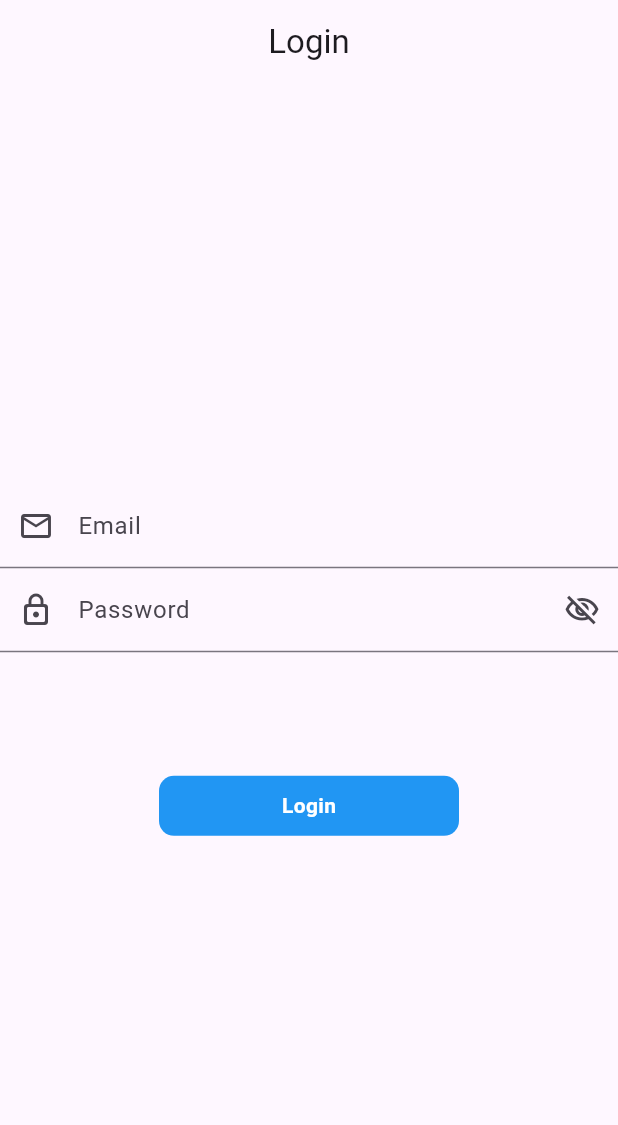
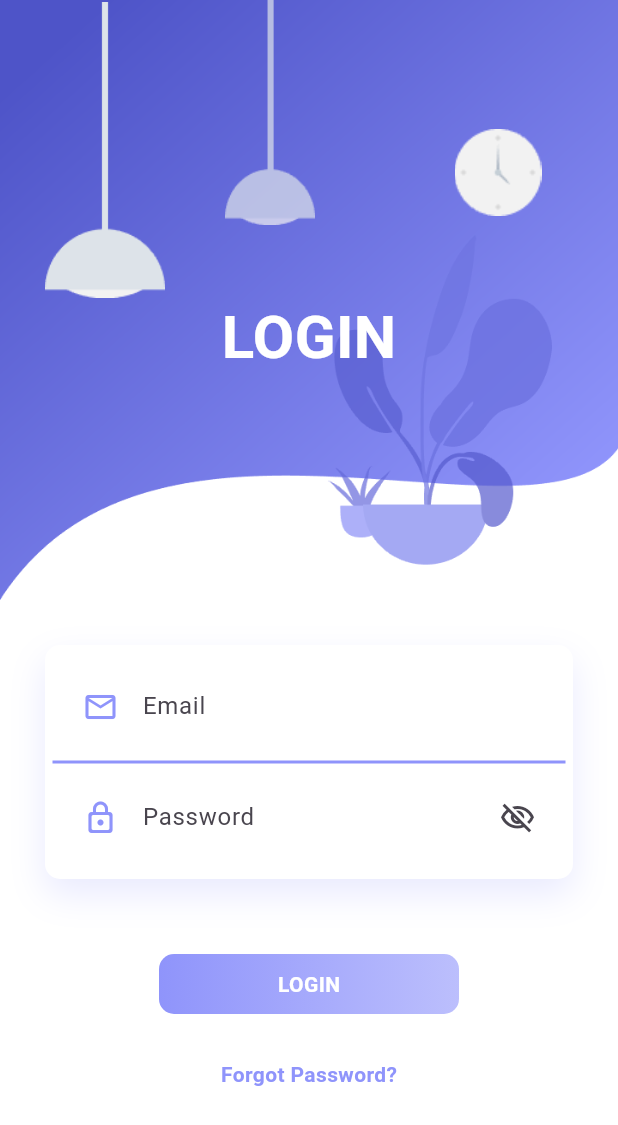
Before and after one commit to Apmehta01/MVVM2023_Flutter, a Flutter app: the screen it shows after launch, on a phone screen of 412 x 824 dp. Shown: the top 1125 px of the screen. Run offline on Flutter 3.47's test engine with Material 2 defaults, Android fonts, the light colour scheme and no system bars; our stand-ins replace another_flushbar, fluttertoast.

Commit message:
1) New Login Page UI Design.

```diff
--- a/lib/main.dart
+++ b/lib/main.dart
@@ -1,7 +1,6 @@
 import 'package:flutter/material.dart';
 import 'package:mydemomvvm/utils/routes/routes.dart';
 import 'package:mydemomvvm/utils/routes/routes_name.dart';
-import 'package:mydemomvvm/view/login_view.dart';
 
 void main() {
   runApp(const MyApp());
--- a/lib/res/components/round_button.dart
+++ b/lib/res/components/round_button.dart
@@ -21,9 +21,13 @@ class RoundButton extends StatelessWidget {
       child: Container(
         height: 40,
         width: 200,
-        decoration: BoxDecoration(color: AppColors.buttonColor,borderRadius: BorderRadius.circular(10)),
+        decoration: BoxDecoration(color: AppColors.buttonColor,
+            borderRadius: BorderRadius.circular(10),gradient: const LinearGradient(colors: [
+              Color.fromRGBO(143, 148, 251, 1),
+              Color.fromRGBO(143, 148, 251, .6),
+            ])),
         child: Center(
-          child: loading?const CircleAvatar():Text(title,style: const TextStyle(
+          child: loading?const CircleAvatar():Text(title.toUpperCase(),style: const TextStyle(
             color: AppColors.whiteColor,
             fontWeight: FontWeight.bold
           ),),
--- a/lib/utils/Constants.dart
+++ b/lib/utils/Constants.dart
@@ -14,4 +14,6 @@ class Constants {
   static const String EMAIL_EMPTY_ERROR="Please enter Email";
   static const String PASSWORD_EMPTY_ERROR="Please enter Password";
   static const String PASSWORD_LENGTH_ERROR="Please enter 6 digit password ";
+
+  static String FORGOT_PASSWORD="Forgot Password?";
 }
--- a/lib/utils/routes/routes.dart
+++ b/lib/utils/routes/routes.dart
@@ -1,4 +1,5 @@
 import 'package:flutter/material.dart';
+import 'package:mydemomvvm/test/homePage.dart';
 import 'package:mydemomvvm/utils/Constants.dart';
 import 'package:mydemomvvm/utils/routes/routes_name.dart';
 import 'package:mydemomvvm/view/home_screen.dart';
@@ -14,6 +15,9 @@ class Routes {
       case RoutesName.home:
         return MaterialPageRoute(
             builder: (BuildContext context) => const HomeScreen());
+      case RoutesName.homePage:
+        return MaterialPageRoute(
+            builder: (BuildContext context) => HomePage());
       default:
         return MaterialPageRoute(builder: (_) {
           return const Scaffold(
--- a/lib/utils/routes/routes_name.dart
+++ b/lib/utils/routes/routes_name.dart
@@ -2,4 +2,5 @@
 class RoutesName{
   static const String login='login_screen';
   static const String home='home_screen';
+  static const String homePage='home_page';
 }
--- a/lib/view/login_view.dart
+++ b/lib/view/login_view.dart
@@ -16,47 +16,92 @@ class _LoginViewState extends State<LoginView> {
 
   FocusNode emailFocusNode = FocusNode();
   FocusNode passwordFocusNode = FocusNode();
-  ValueNotifier<bool> obsecurePassword=ValueNotifier<bool>(true);
+  ValueNotifier<bool> obsecurePassword = ValueNotifier<bool>(true);
 
   @override
-  void dispose(){
+  void dispose() {
     super.dispose();
     emailController.dispose();
     passwordController.dispose();
     emailFocusNode.dispose();
     passwordFocusNode.dispose();
     obsecurePassword.dispose();
+  }
 
-  }
   @override
   Widget build(BuildContext context) {
-    final height=MediaQuery.of(context).size.height*1;
+    final height = MediaQuery.of(context).size.height * 1;
 
     return Scaffold(
-      appBar: AppBar(
-        title: Text(Constants.LOGIN_TITLE),
-        centerTitle: true,
+        backgroundColor: Colors.white,
+        body: SingleChildScrollView(
+          child: Container(
+            child: Column(
+              children: <Widget>[
+                headerDesign(),
+                Padding(
+                  padding: const EdgeInsets.all(30.0),
+                  child: Column(
+                    children: <Widget>[
+                      Container(
+                          padding: const EdgeInsets.all(5),
+                          decoration: BoxDecoration(
+                              color: Colors.white,
+                              borderRadius: BorderRadius.circular(10),
+                              boxShadow: [
+                                const BoxShadow(
+                                    color: Color.fromRGBO(143, 148, 251, .2),
+                                    blurRadius: 20.0,
+                                    offset: Offset(0, 10))
+                              ]),
+                          child: textFormFields()),
+                      const SizedBox(
+                        height: 50,
                       ),
-      body: SafeArea(
-        child: Column(
-          mainAxisAlignment: MainAxisAlignment.center,
-          crossAxisAlignment: CrossAxisAlignment.center,
-          children: [
-            TextFormField(
+                      downButton(),
+                      const SizedBox(
+                        height: 30,
+                      ),
+                      forgotPassword()
+                    ],
+                  ),
+                )
+              ],
+            ),
+          ),
+        ));
+  }
+
+  Widget textFormFields() {
+    return Column(
+      children: <Widget>[
+        Container(
+          padding: const EdgeInsets.all(8.0),
+          decoration: const BoxDecoration(
+              border: Border(
+                  bottom: BorderSide(
+                      color: Color.fromRGBO(143, 148, 251, 1), width: 2))),
+          child: TextFormField(
             controller: emailController,
             keyboardType: TextInputType.emailAddress,
             focusNode: emailFocusNode,
             decoration: InputDecoration(
+                border: InputBorder.none,
                 hintText: Constants.HINT_EMAIL,
                 labelText: Constants.HINT_EMAIL,
-                prefixIcon: const Icon(Icons.email_outlined),
-              ),
+                prefixIcon: const Icon(Icons.email_outlined,color: Color.fromRGBO(143, 148, 251, 1)),
+                hintStyle: TextStyle(color: Colors.grey[400])),
             onFieldSubmitted: (value) {
               UiUtils.fieldFocusChange(
                   context, emailFocusNode, passwordFocusNode);
             },
           ),
-            ValueListenableBuilder(valueListenable: obsecurePassword, builder: (context,value,child){
+        ),
+        Container(
+          padding: const EdgeInsets.all(8.0),
+          child: ValueListenableBuilder(
+              valueListenable: obsecurePassword,
+              builder: (context, value, child) {
                 return TextFormField(
                   controller: passwordController,
                   obscureText: value,
@@ -65,27 +110,102 @@ class _LoginViewState extends State<LoginView> {
                   decoration: InputDecoration(
                       hintText: Constants.HINT_PASSWORD,
                       labelText: Constants.HINT_PASSWORD,
-                      prefixIcon: const Icon(Icons.lock_outline_rounded),
+                      border: InputBorder.none,
+                      hintStyle: TextStyle(color: Colors.grey[400]),
+                      prefixIcon: const Icon(Icons.lock_outline_rounded,color: Color.fromRGBO(143, 148, 251, 1),),
                       suffixIcon: InkWell(
-                          onTap:(){
-                            obsecurePassword.value=!obsecurePassword.value;
+                          onTap: () {
+                            obsecurePassword.value = !obsecurePassword.value;
                           },
-                          child: Icon(obsecurePassword.value? Icons.visibility_off_outlined:Icons.visibility))),
+                          child: Icon(obsecurePassword.value
+                              ? Icons.visibility_off_outlined
+                              : Icons.visibility))),
                 );
               }),
-            SizedBox(height: height*.1 ,),
-            RoundButton(title: Constants.LOGIN_TITLE,onPress: (){
-              if(emailController.text.isEmpty){
-                UiUtils.flushBarError(Constants.EMAIL_EMPTY_ERROR, context);
-              }else if(passwordController.text.isEmpty){
-                UiUtils.flushBarError(Constants.PASSWORD_EMPTY_ERROR, context);
-              }else if(passwordController.text.length<6){
-                UiUtils.flushBarError(Constants.PASSWORD_LENGTH_ERROR, context);
+        )
+      ],
+    );
   }
-            },),
+
+  Widget headerDesign() {
+    return Container(
+      height: 400,
+      decoration: const BoxDecoration(
+          image: DecorationImage(
+              image: AssetImage('assets/images/background.png'),
+              fit: BoxFit.fill)),
+      child: Stack(
+        children: <Widget>[
+          Positioned(
+            left: 30,
+            width: 80,
+            height: 200,
+            child: Container(
+              decoration: const BoxDecoration(
+                  image: DecorationImage(
+                      image: AssetImage('assets/images/light-1.png'))),
+            ),
+          ),
+          Positioned(
+            left: 140,
+            width: 80,
+            height: 150,
+            child: Container(
+              decoration: const BoxDecoration(
+                  image: DecorationImage(
+                      image: AssetImage('assets/images/light-2.png'))),
+            ),
+          ),
+          Positioned(
+            right: 40,
+            top: 40,
+            width: 80,
+            height: 150,
+            child: Container(
+              decoration: const BoxDecoration(
+                  image: DecorationImage(
+                      image: AssetImage('assets/images/clock.png'))),
+            ),
+          ),
+          Positioned(
+            child: Container(
+              margin: const EdgeInsets.only(top: 50),
+              child: Center(
+                child: Text(
+                  Constants.LOGIN_TITLE.toUpperCase(),
+                  style: const TextStyle(
+                      color: Colors.white,
+                      fontSize: 40,
+                      fontWeight: FontWeight.bold),
+                ),
+              ),
+            ),
+          )
         ],
-        ),
       ),
     );
   }
+
+  Widget downButton() {
+    return RoundButton(
+      title: Constants.LOGIN_TITLE,
+      onPress: () {
+        if (emailController.text.isEmpty) {
+          UiUtils.flushBarError(Constants.EMAIL_EMPTY_ERROR, context);
+        } else if (passwordController.text.isEmpty) {
+          UiUtils.flushBarError(Constants.PASSWORD_EMPTY_ERROR, context);
+        } else if (passwordController.text.length < 6) {
+          UiUtils.flushBarError(Constants.PASSWORD_LENGTH_ERROR, context);
         }
+      },
+    );
+  }
+
+  Widget forgotPassword() {
+    return Text(
+      Constants.FORGOT_PASSWORD,
+      style: const TextStyle(
+          color: Color.fromRGBO(143, 148, 251, 1), fontWeight: FontWeight.bold),
+    );
+  }
+}
--- a/pubspec.yaml
+++ b/pubspec.yaml
@@ -31,7 +31,7 @@ dependencies:
   flutter:
     sdk: flutter
 
-
+  simple_animations: ^5.0.0+3
   # The following adds the Cupertino Icons font to your application.
   # Use with the CupertinoIcons class for iOS style icons.
   cupertino_icons: ^1.0.2
@@ -92,3 +92,5 @@ flutter:
   #
   # For details regarding fonts from package dependencies,
   # see https://flutter.dev/custom-fonts/#from-packages
+  assets:
+    - assets/images/
```
Also changed, not shown: assets/images/background.png (added), assets/images/clock.png (added), assets/images/light-1.png (added), assets/images/light-2.png (added), pubspec.lock, 2 other files. Lines whose indentation alone changed are shown as unchanged.
